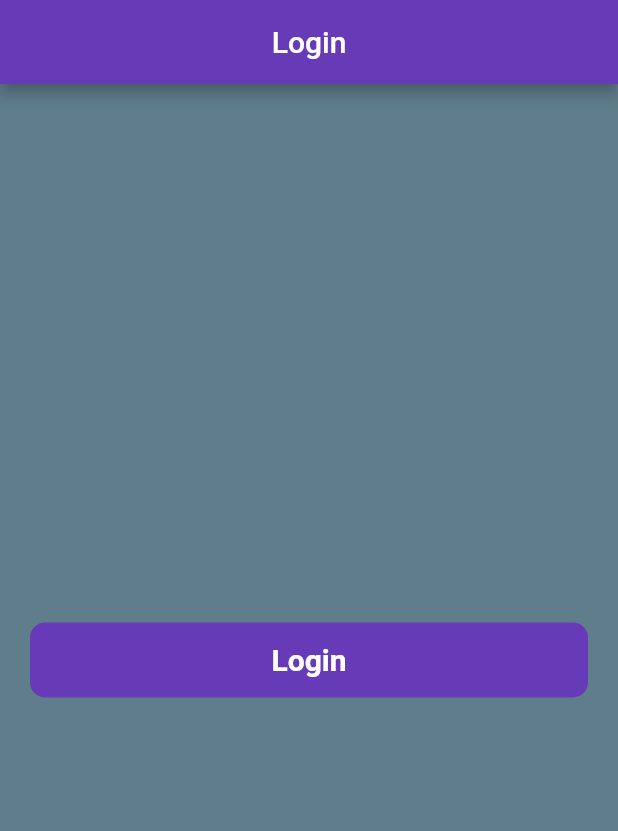
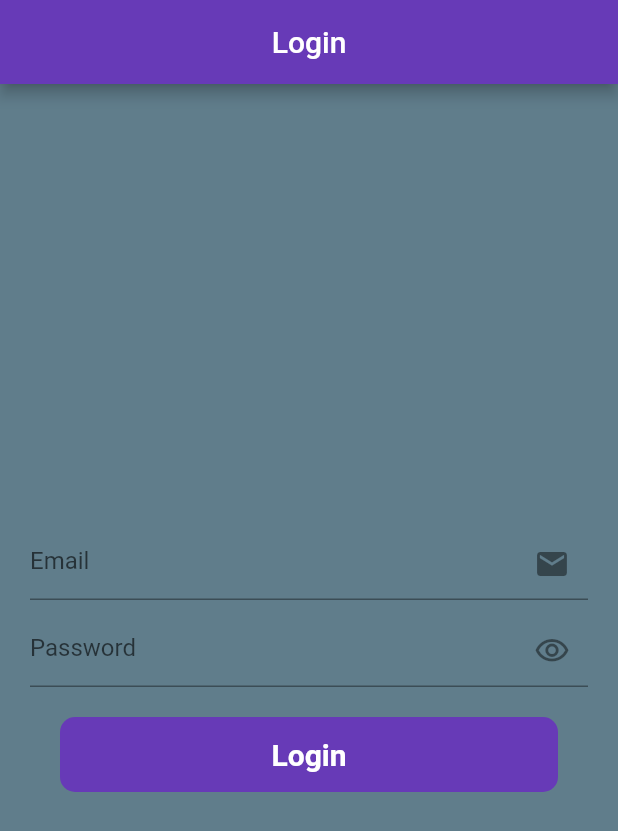
Before and after one commit to abuniaz/besic_setup_of_firebase, a Flutter app: the screen it shows after launch, on a phone screen of 412 x 824 dp. Shown: the top 831 px of the screen. Run offline on Flutter 3.47's test engine with Material 2 defaults, Android fonts, the light colour scheme and no system bars; our stand-ins replace firebase_core; accounts and stored records are empty.

Commit message:
Update login_screen.dart

```diff
--- a/lib/UI/auth/login_screen.dart
+++ b/lib/UI/auth/login_screen.dart
@@ -9,6 +9,18 @@ class LoginScreen extends StatefulWidget {
 }
 
 class _LoginScreenState extends State<LoginScreen> {
+  final _formKey = GlobalKey<FormState>();
+  final emailController = TextEditingController();
+  final passwoardController = TextEditingController();
+
+  @override
+  void dispose() {
+    // TODO: implement dispose
+    super.dispose();
+    emailController.dispose();
+    passwoardController.dispose();
+  }
+
   @override
   Widget build(BuildContext context) {
     return Scaffold(
@@ -17,15 +29,46 @@ class _LoginScreenState extends State<LoginScreen> {
         title: const Text('Login'),
         centerTitle: true,
       ),
-      body: Column(
+      body: Padding(
+        padding: const EdgeInsets.symmetric(horizontal: 20),
+        child: Column(
           mainAxisAlignment: MainAxisAlignment.center,
+          crossAxisAlignment: CrossAxisAlignment.center,
           children: [
+            Form(
+                key: _formKey,
+                child: Column(
+                  children: [
+                    TextFormField(
+                      controller: emailController,
+                      decoration: const InputDecoration(
+                        hintText: 'Email',
+                        suffixIcon: Icon(Icons.email),
+                      ),
+                    ),
+                    const SizedBox(
+                      height: 10,
+                    ),
+                    TextFormField(
+                      obscureText: true,
+                      controller: passwoardController,
+                      decoration: const InputDecoration(
+                        hintText: 'Password',
+                        suffixIcon: Icon(Icons.visibility_outlined),
+                      ),
+                    ),
+                    const SizedBox(
+                      height: 20,
+                    ),
+                  ],
+                )),
             RoundButton(
               title: 'Login',
               onTap: () {},
             )
           ],
         ),
+      ),
     );
   }
 }
```
Lines whose indentation alone changed are shown as unchanged.
